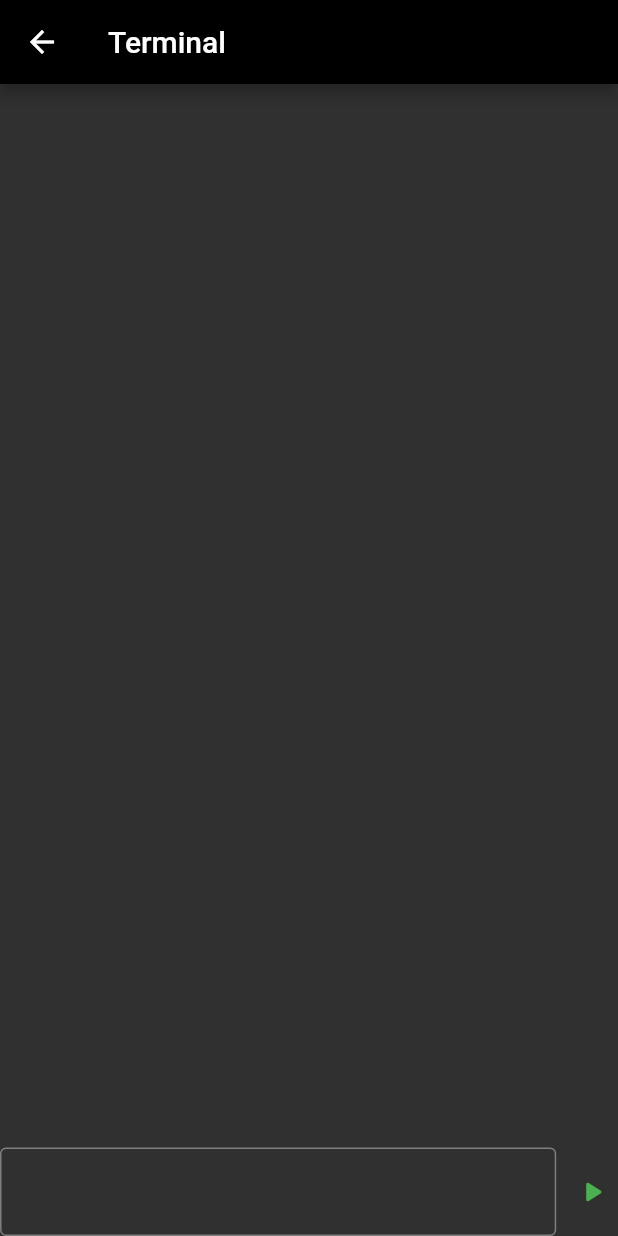
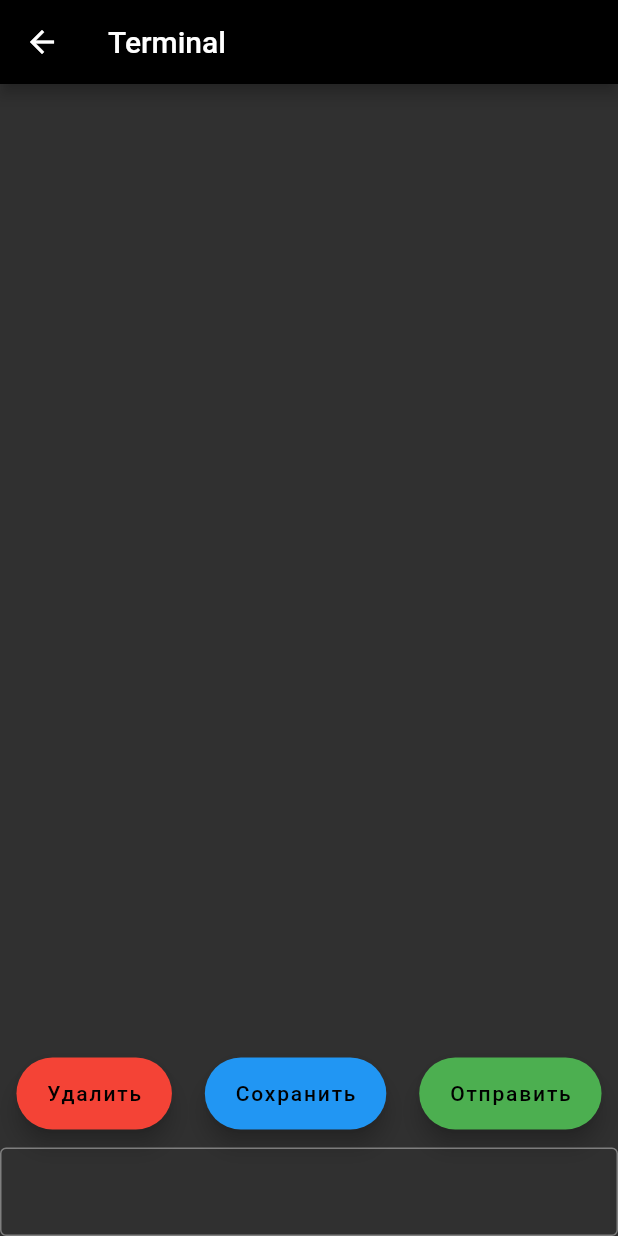
Before and after one commit to ruslanbadaev/server_catworm-client, a Flutter app: the screen it shows after launch, after a tap on "Server name", on a phone screen of 412 x 824 dp. Run offline on Flutter 3.47's test engine with Material 2 defaults, Android fonts, the phone set to English and light mode, and no system bars; missing offline and left inert: xterm.

Commit message:
small fixes

```diff
--- a/lib/screens/terminal_screen.dart
+++ b/lib/screens/terminal_screen.dart
@@ -15,6 +15,7 @@ class TerminalScreen extends StatefulWidget {
 }
 
 class TerminalScreenSate extends State<TerminalScreen> {
+  ScrollController _scrollController = ScrollController();
   /*  Terminal terminal;
 
   @override
@@ -49,6 +50,12 @@ class TerminalScreenSate extends State<TerminalScreen> {
           mainAxisAlignment: MainAxisAlignment.end,
           crossAxisAlignment: CrossAxisAlignment.start,
           children: [
+            Expanded(
+              //height: MediaQuery.of(context).size.height * 0.7,
+              child: SingleChildScrollView(
+                controller: _scrollController,
+                child: Column(
+                  children: [
                     for (Message message in terminalNotifier.getMessages())
                       Container(
                         padding: EdgeInsets.all(4),
@@ -62,11 +69,52 @@ class TerminalScreenSate extends State<TerminalScreen> {
                           ),
                         ),
                       ),
+                  ],
+                ),
+              ),
+            ),
+            Row(
+              mainAxisAlignment: MainAxisAlignment.spaceAround,
+              children: [
+                FloatingActionButton.extended(
+                  onPressed: () => {},
+                  label: Text('Удалить'),
+                  backgroundColor: Colors.red,
+                ),
+                FloatingActionButton.extended(
+                  onPressed: () => {},
+                  label: Text('Сохранить'),
+                  backgroundColor: Colors.blue,
+                ),
+                FloatingActionButton.extended(
+                  onPressed: () => {
+                    print(controller.text),
+                    terminalNotifier.addMessage(Message.fromMap({
+                      'id': 0,
+                      'message': controller.text,
+                      'type': 'input',
+                      'date': terminalNotifier.getDate(),
+                      'ip': '127.0.0.1'
+                    })),
+                    controller.clear(),
+                    _scrollController.animateTo(
+                        _scrollController.position.maxScrollExtent,
+                        duration: Duration(milliseconds: 500),
+                        curve: Curves.ease),
+                  },
+                  label: Text('Отправить'),
+                  backgroundColor: Colors.green,
+                ),
+              ],
+            ),
+            SizedBox(
+              height: 12,
+            ),
             Container(
               child: Row(
                 children: [
                   Container(
-                    width: MediaQuery.of(context).size.width * 0.9,
+                    width: MediaQuery.of(context).size.width /* * 0.8 */,
                     child: TextField(
                       controller: controller,
                       maxLines: 1,
@@ -82,7 +130,7 @@ class TerminalScreenSate extends State<TerminalScreen> {
                       },
                     ),
                   ),
-                  IconButton(
+                  /* IconButton(
                     onPressed: () => {
                       print(controller.text),
                       terminalNotifier.addMessage(Message.fromMap({
@@ -98,7 +146,7 @@ class TerminalScreenSate extends State<TerminalScreen> {
                       Icons.play_arrow_rounded,
                       color: Colors.green,
                     ),
-                  )
+                  ), */
                 ],
               ),
             ),
--- a/pubspec.yaml
+++ b/pubspec.yaml
@@ -14,7 +14,7 @@ dependencies:
   provider: ^4.3.1
   http: ^0.12.1
   cupertino_icons: ^0.1.3
-  majascan: ^0.4.0
+  #majascan: ^0.4.0
   xterm: ^2.0.0
 
 dev_dependencies:
```
Also changed, not shown: pubspec.lock, 3 other files. Lines whose indentation alone changed are shown as unchanged.
